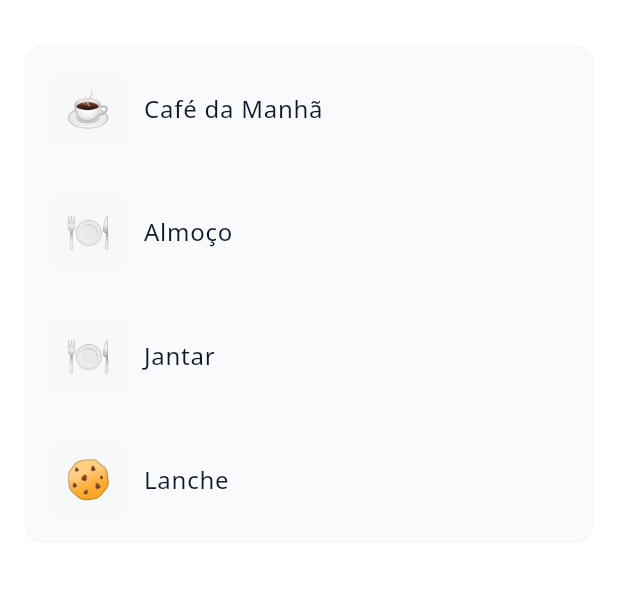
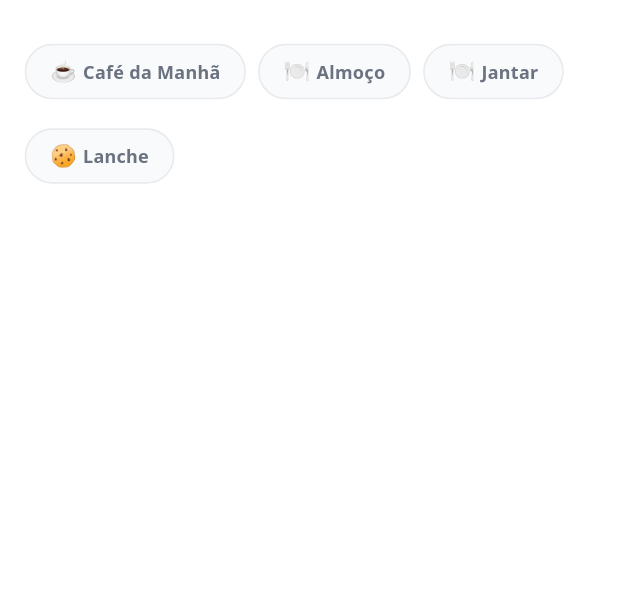
Before and after one commit to alextavares/nutriz, a Flutter app: the MealTimingSelectorWidget widget shown alone on an empty page, opened directly with empty values, on a phone screen of 412 x 824 dp, the part 76-677 px from its top. Run offline on Flutter 3.47's test engine with Material 3 defaults, Android fonts, the phone set to English and light mode, and no system bars; our stand-ins replace cached_network_image, camera, connectivity_plus, dio, fl_chart, flutter_local_notifications and 10 more; missing offline and left inert: dart:html; accounts and stored records are empty; network calls fail.

Commit message:
feat(food-logging): chips horizontais de refeição, badge verificado e miniaturas
- Seletor de refeição trocado para ChoiceChips horizontais
- Badge 'verificado' para itens com código de barras/OPEN FOOD FACTS
- Miniatura (imagem) nos resultados quando disponível (OFF)
- Suporte a imageUrl em FoodDbItem e OFF service

```diff
--- a/lib/presentation/food_logging_screen/food_logging_screen.dart
+++ b/lib/presentation/food_logging_screen/food_logging_screen.dart
@@ -945,6 +945,10 @@ class _FoodLoggingScreenState extends State<FoodLoggingScreen> {
         'brand': item.brand ?? 'Genérico',
         'serving': '100 g',
         'barcode': barcode,
+        'source': 'OFF',
+        'verified': true,
+        if (item.imageUrl != null && item.imageUrl!.isNotEmpty)
+          'imageUrl': item.imageUrl,
       };
       if (!mounted) return;
       setState(() {
--- a/lib/presentation/food_logging_screen/widgets/meal_timing_selector_widget.dart
+++ b/lib/presentation/food_logging_screen/widgets/meal_timing_selector_widget.dart
@@ -63,75 +63,39 @@ class MealTimingSelectorWidget extends StatelessWidget {
               ),
             ],
           ),
-          SizedBox(height: 2.h),
-          Container(
-            decoration: BoxDecoration(
-              color: AppTheme.darkTheme.colorScheme.surface,
-              borderRadius: BorderRadius.circular(12),
-              border: Border.all(
-                color: AppTheme.darkTheme.colorScheme.outline
-                    .withValues(alpha: 0.2),
-              ),
-            ),
-            child: Column(
+          SizedBox(height: 1.2.h),
+          Wrap(
+            spacing: 2.w,
+            runSpacing: 1.h,
             children: mealTimes.map((meal) {
               final isSelected = selectedMealTime == meal['id'];
-                return GestureDetector(
-                  onTap: () => onMealTimeChanged(meal['id'] as String),
-                  child: Container(
-                    padding: EdgeInsets.all(4.w),
-                    decoration: BoxDecoration(
-                      color: isSelected
-                          ? AppTheme.activeBlue.withValues(alpha: 0.1)
-                          : Colors.transparent,
-                      borderRadius: BorderRadius.circular(12),
+              return ChoiceChip(
+                selected: isSelected,
+                onSelected: (_) => onMealTimeChanged(meal['id'] as String),
+                label: Row(
+                  mainAxisSize: MainAxisSize.min,
+                  children: [
+                    Text(meal['emoji'] as String, style: TextStyle(fontSize: 14)),
+                    SizedBox(width: 1.w),
+                    Text(meal['name'] as String),
+                  ],
                 ),
-                    child: Row(
-                      children: [
-                        Container(
-                          width: 12.w,
-                          height: 12.w,
-                          decoration: BoxDecoration(
-                            color: isSelected
-                                ? AppTheme.activeBlue.withValues(alpha: 0.2)
-                                : AppTheme.darkTheme.colorScheme.outline
-                                    .withValues(alpha: 0.1),
-                            borderRadius: BorderRadius.circular(8),
+                labelStyle: AppTheme.darkTheme.textTheme.bodySmall?.copyWith(
+                  color: isSelected ? AppTheme.activeBlue : AppTheme.textSecondary,
+                  fontWeight: FontWeight.w700,
                 ),
-                          child: Center(
-                            child: Text(
-                              meal['emoji'] as String,
-                              style: TextStyle(fontSize: 6.w),
-                            ),
-                          ),
-                        ),
-                        SizedBox(width: 3.w),
-                        Expanded(
-                          child: Text(
-                            meal['name'] as String,
-                            style: AppTheme.darkTheme.textTheme.bodyLarge
-                                ?.copyWith(
-                              fontWeight: isSelected
-                                  ? FontWeight.w600
-                                  : FontWeight.w400,
-                              color: isSelected
+                backgroundColor: AppTheme.secondaryBackgroundDark,
+                selectedColor: AppTheme.activeBlue.withValues(alpha: 0.12),
+                shape: StadiumBorder(
+                  side: BorderSide(
+                    color: (isSelected
                             ? AppTheme.activeBlue
-                                  : AppTheme.darkTheme.colorScheme.onSurface,
-                            ),
-                          ),
-                        ),
-                        if (isSelected)
-                          CustomIconWidget(
-                            iconName: 'check_circle',
-                            color: AppTheme.activeBlue,
-                            size: 5.w,
-                          ),
-                      ],
+                            : AppTheme.dividerGray)
+                        .withValues(alpha: 0.6),
                   ),
                 ),
               );
             }).toList(),
-            ),
           ),
         ],
       ),
--- a/lib/services/fooddb/food_data_central_service.dart
+++ b/lib/services/fooddb/food_data_central_service.dart
@@ -9,6 +9,8 @@ class FoodDbItem {
   final double fatPer100g;
   // Source database identifier: 'FDC' or 'OFF'
   final String source;
+  // Optional image URL when available (e.g., OFF products)
+  final String? imageUrl;
 
   const FoodDbItem({
     required this.description,
@@ -18,6 +20,7 @@ class FoodDbItem {
     required this.proteinPer100g,
     required this.fatPer100g,
     required this.source,
+    this.imageUrl,
   });
 
   Map<String, dynamic> toJson() => {
@@ -28,6 +31,7 @@ class FoodDbItem {
         'proteinPer100g': proteinPer100g,
         'fatPer100g': fatPer100g,
         'source': source,
+        'imageUrl': imageUrl,
       };
 
   factory FoodDbItem.fromJson(Map<String, dynamic> json) => FoodDbItem(
@@ -38,6 +42,7 @@ class FoodDbItem {
         proteinPer100g: (json['proteinPer100g'] as num?)?.toDouble() ?? 0,
         fatPer100g: (json['fatPer100g'] as num?)?.toDouble() ?? 0,
         source: (json['source'] as String?) ?? 'FDC',
+        imageUrl: json['imageUrl'] as String?,
       );
 }
 
--- a/lib/services/fooddb/open_food_facts_service.dart
+++ b/lib/services/fooddb/open_food_facts_service.dart
@@ -59,6 +59,11 @@ class OpenFoodFactsService {
       fat = (nutriments['fat_100g'] as num?)?.toDouble() ?? fat;
     }
 
+    // Try to fetch a decent product image
+    final imageUrl = (p['image_url'] as String?) ??
+        (p['image_front_url'] as String?) ??
+        (p['image_small_url'] as String?);
+
     return FoodDbItem(
       description: desc,
       brand: brand,
@@ -67,6 +72,7 @@ class OpenFoodFactsService {
       proteinPer100g: prot,
       fatPer100g: fat,
       source: 'OFF',
+      imageUrl: imageUrl,
     );
   }
 }
```
Also changed, not shown: lib/presentation/food_logging_screen/widgets/food_search_results_widget.dart (+74 -23 lines). Lines whose indentation alone changed are shown as unchanged.
